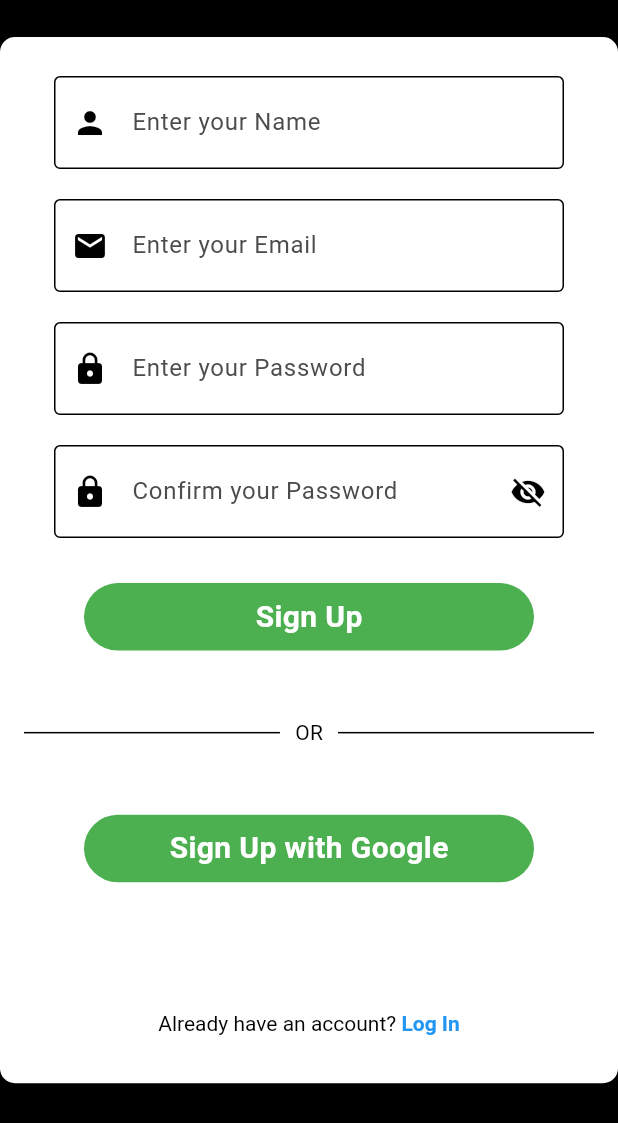
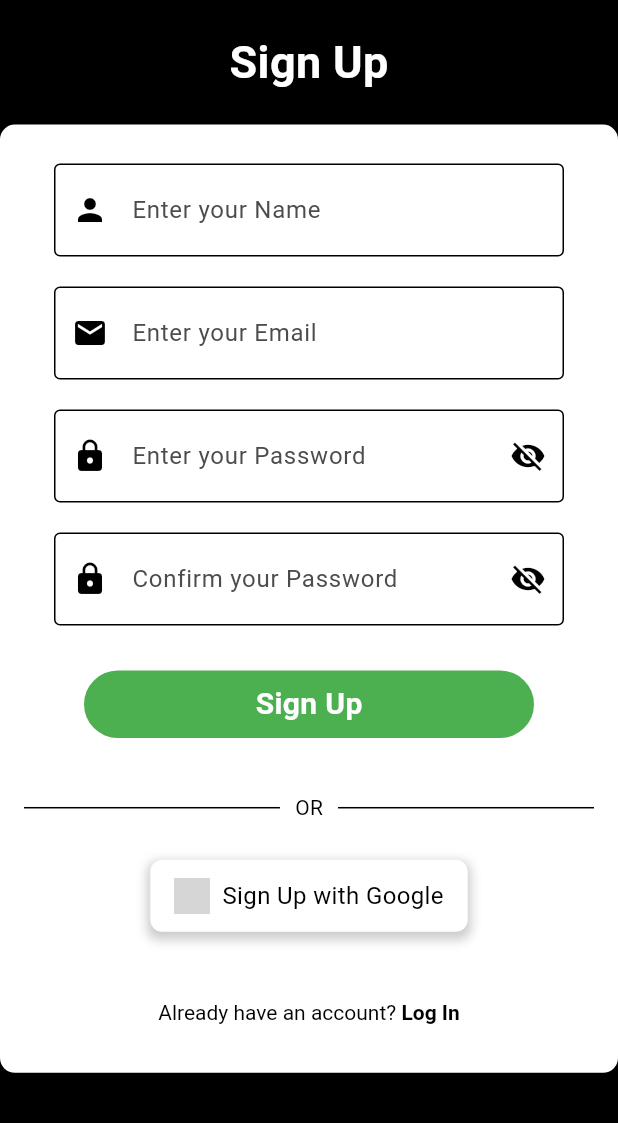
Before and after one commit to TechPyllars2024/AutoCareCarOwners, a Flutter app: the SignupScreen screen opened directly, on a phone screen of 412 x 824 dp. Shown: the top 1123 px of the screen. Run offline on Flutter 3.47's test engine with Material 3 defaults, Android fonts, the phone set to English and light mode, and no system bars; drawn by our look-alikes of flutter_animate; our stand-ins replace cloud_firestore, firebase_auth, firebase_core, google_sign_in, lottie; accounts and stored records are empty; grey boxes are pictures that could not be loaded.

Commit message:
Changes to Sign Up and Log In

```diff
--- a/lib/Authentication/screens/homeScreen.dart
+++ b/lib/Authentication/screens/homeScreen.dart
@@ -4,6 +4,7 @@ import 'package:flutter/material.dart';
 
 import 'package:autocare_carowners/Authentication/Widgets/button.dart';
 import 'package:autocare_carowners/Authentication/Services/authentication.dart';
+import 'package:lottie/lottie.dart';
 import 'login.dart';
 
 class HomeScreen extends StatelessWidget {
@@ -13,7 +14,7 @@ class HomeScreen extends StatelessWidget {
 
   @override
   Widget build(BuildContext context) {
-
+    Size size = MediaQuery.of(context).size;
     final user = FirebaseAuth.instance.currentUser;
 
     return Scaffold(
@@ -30,6 +31,11 @@ class HomeScreen extends StatelessWidget {
               textAlign: TextAlign.center,
               style: TextStyle(fontSize: 24, fontWeight: FontWeight.bold),
             ),
+
+            // Lottie.asset(
+            //   'lib/Authentication/assets/images/Animation - 1724694642875.json',
+            //   height: size.height * 0.25,
+            // ),
 
             const SizedBox(height: 16),
             const Text(
--- a/lib/Authentication/screens/login.dart
+++ b/lib/Authentication/screens/login.dart
@@ -128,7 +128,7 @@ Widget build(BuildContext context) {
 
             // Sign Up Image
             SizedBox(height: size.height * 0.02),
-            const CarImageWidget(imagePath: 'lib/Authentication/assets/images/logincar.png'),
+            const CarImageWidget(imagePath: 'assets/images/login.png'),
 
             // Sign Up Form
             Container(
--- a/lib/Authentication/screens/signup.dart
+++ b/lib/Authentication/screens/signup.dart
@@ -1,4 +1,5 @@
 import 'package:autocare_carowners/Authentication/screens/verifyEmail.dart';
+import 'package:autocare_carowners/Authentication/widgets/googleButton.dart';
 import 'package:firebase_auth/firebase_auth.dart';
 import 'package:autocare_carowners/Authentication/widgets/carImage.dart';
 import 'package:autocare_carowners/Authentication/widgets/or.dart';
@@ -6,6 +7,7 @@ import 'package:autocare_carowners/Authentication/widgets/texfieldPassword.dart'
 import 'package:flutter/gestures.dart';
 import 'package:flutter/material.dart';
 import 'package:autocare_carowners/Authentication/Services/authentication.dart';
+import 'package:flutter_animate/flutter_animate.dart';
 import '../Widgets/button.dart';
 import '../Widgets/snackBar.dart';
 import '../Widgets/text_field.dart';
@@ -130,7 +132,24 @@ class _SignupScreenState extends State<SignupScreen> {
           child: Column(
             crossAxisAlignment: CrossAxisAlignment.center,
             children: <Widget>[
-              SizedBox(height: size.height * 0.03),
+              Container(
+                margin: const EdgeInsets.symmetric(vertical: 20),
+                child: const Text(
+                  "Sign Up",
+                  style: TextStyle(
+                    fontWeight: FontWeight.bold,
+                    fontSize: 30,
+                    color:Colors.white,
+                  ),
+                ).animate()
+                 .fadeIn(duration: const Duration(seconds: 1)),
+              ),
+
+              // Sign Up Image
+              // SizedBox(height: size.height * 0.02),
+              // const CarImageWidget(imagePath: 'lib/Authentication/assets/images/welcomecar.png'),
+
+              // Sign Up Form
               Container(
                 padding: const EdgeInsets.all(16),
                 decoration: BoxDecoration(
@@ -143,15 +162,13 @@ class _SignupScreenState extends State<SignupScreen> {
                         icon: Icons.person,
                         textEditingController: nameController,
                         hintText: 'Enter your Name',
-                      textInputType: TextInputType.text,
-                    ),
+                        textInputType: TextInputType.text),
                     TextFieldInput(
                         icon: Icons.email,
                         textEditingController: emailController,
                         hintText: 'Enter your Email',
-                      textInputType: TextInputType.emailAddress,
-                    ),
-                    TextFieldInput(
+                        textInputType: TextInputType.text),
+                    TextFieldPassword(
                       icon: Icons.lock,
                       textEditingController: passwordController,
                       hintText: 'Enter your Password',
@@ -168,39 +185,23 @@ class _SignupScreenState extends State<SignupScreen> {
 
                     // Sign Up Button
                     MyButtons(onTap: signupUser, text: "Sign Up"),
+
+                    // Sign Up OR
+                    SizedBox(height: size.height * 0.02),
+                    const Or(),
+
+                    // Sign Up with Google
                     SizedBox(height: size.height * 0.03),
-                    const Row(
-                      children: <Widget>[
-                        Expanded(
-                          child: Divider(
-                            color: Colors.black,
-                            thickness: 1,
+                    GoogleButton(
+                      onTap: signInWithGoogle,
+                      hintText: 'Sign Up with Google',
                     ),
-                        ),
-                        Padding(
-                          padding: EdgeInsets.symmetric(horizontal: 10),
-                          child: Text(
-                            'OR',
-                            style: TextStyle(color: Colors.black),
-                          ),
-                        ),
-                        Expanded(
-                          child: Divider(
-                            color: Colors.black,
-                            thickness: 1,
-                          ),
-                        ),
-                      ],
-                    ),
-                    SizedBox(height: size.height * 0.03),
-                    MyButtons(onTap: signInWithGoogle, text: "Sign Up with Google"),
-                    const SizedBox(height: 50),
+
+                    // Already have an account? Log In
+                    const SizedBox(height: 30),
                     TextButton(
                       onPressed: () {
-                        Navigator.push(
-                          context,
-                          MaterialPageRoute(builder: (context) => const LoginScreen()),
-                        );
+                        // Handle navigation to login screen
                       },
                       child: RichText(
                         text: TextSpan(
@@ -210,11 +211,12 @@ class _SignupScreenState extends State<SignupScreen> {
                             TextSpan(
                               text: 'Log In',
                               style: const TextStyle(
-                                color: Colors.blue,
+                                color: Colors.black,
                                 fontWeight: FontWeight.bold,
                               ),
                               recognizer: TapGestureRecognizer()
                                 ..onTap = () {
+                                  // Navigate to LoginScreen
                                   Navigator.push(
                                     context,
                                     MaterialPageRoute(builder: (context) => const LoginScreen()),
@@ -227,7 +229,11 @@ class _SignupScreenState extends State<SignupScreen> {
                     ),
                   ],
                 ),
-              ),
+              ).animate()
+               .slide(duration: const Duration(milliseconds: 500),
+                      curve: Curves.easeInOut,
+                      begin: const Offset(0, 1),
+                      end: const Offset(0, 0)),
             ],
           ),
         ),
--- a/lib/Authentication/widgets/googleButton.dart
+++ b/lib/Authentication/widgets/googleButton.dart
@@ -34,7 +34,7 @@ class GoogleButton extends StatelessWidget {
             SizedBox(
               width: 24,
               height: 24,
-              child: Image.asset('lib/Authentication/assets/images/icons/google.png'),
+              child: Image.asset('assets/images/icons/google.png'),
             ),
             const SizedBox(width: 8), // Space between image and text
             Text(
--- a/lib/main.dart
+++ b/lib/main.dart
@@ -1,3 +1,4 @@
+import 'package:autocare_carowners/Authentication/screens/homeScreen.dart';
 import 'package:autocare_carowners/Authentication/screens/verifyEmail.dart';
 import 'package:firebase_auth/firebase_auth.dart';
 import 'package:firebase_core/firebase_core.dart';
@@ -29,7 +30,7 @@ class MyApp extends StatelessWidget {
       primarySwatch: Colors.green,
       visualDensity: VisualDensity.adaptivePlatformDensity,
     ),
-    home: const MainPage(),
+    home: const HomeScreen(),
   );
 }
 
```
Also changed, not shown: pubspec.yaml (+6 -2 lines). Lines whose indentation alone changed are shown as unchanged.
